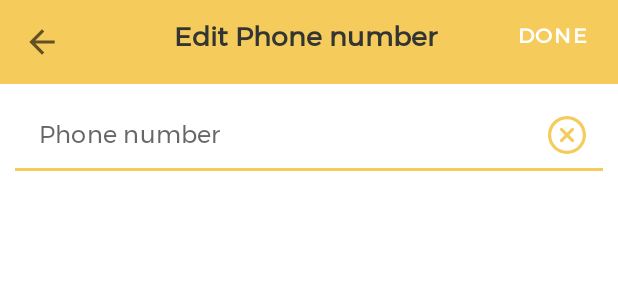
After one commit to alibek228k/aiturm, an Android app: the layout dialog_fragment_change_phone.xml on its own in the app's theme, with its tools: preview values and no code run, on a phone screen of 412 x 824 dp. The commit adds this screen. Shown: the top 300 px of the screen. Run offline under Robolectric (Android 15) with nearby library versions, the phone set to English and light mode, and no system bars; Roboto replaces fonts that are not available here.

Commit message:
edit phone number

```diff
--- a/app/src/main/java/kz/devs/aiturm/presentaiton/edit/ChangeGenderDialogFragment.java
+++ b/app/src/main/java/kz/devs/aiturm/presentaiton/edit/ChangeGenderDialogFragment.java
@@ -89,6 +89,7 @@ public class ChangeGenderDialogFragment extends DialogFragment {
         @SuppressLint("SetTextI18n")
         @Override
         public View onCreateView(LayoutInflater inflater, ViewGroup container, Bundle savedInstanceState) {
+            rootRef = FirebaseDatabase.getInstance().getReference();
             View view = inflater.inflate(R.layout.dialog_fragment_change_gender, container, false);
             getDialog().getWindow().requestFeature(Window.FEATURE_NO_TITLE);
 
--- /dev/null
+++ b/app/src/main/res/layout/dialog_fragment_change_phone.xml
@@ -0,0 +1,88 @@
+<?xml version="1.0" encoding="utf-8"?>
+<RelativeLayout
+    xmlns:android="http://schemas.android.com/apk/res/android"
+    xmlns:tools="http://schemas.android.com/tools"
+    xmlns:app="http://schemas.android.com/apk/res-auto"
+    android:layout_width="match_parent"
+    android:layout_height="match_parent"
+    tools:context="kz.devs.aiturm.presentaiton.edit.ChangeEmailDialog">
+    <RelativeLayout
+        android:id="@+id/change_phone_upper_page"
+        android:layout_width="match_parent"
+        android:layout_height="wrap_content"
+        android:background="@color/LogoYellow">
+
+        <ImageButton
+            android:id="@+id/change_phone_back_button"
+            android:layout_width="wrap_content"
+            android:layout_height="wrap_content"
+            android:layout_marginStart="10dp"
+            android:layout_marginTop="10dp"
+            android:layout_marginEnd="10dp"
+            android:layout_marginBottom="10dp"
+            android:background="@android:color/transparent"
+            android:padding="5dp"
+            android:src="@drawable/ic_arrow_back_" />
+
+        <TextView
+            android:layout_width="wrap_content"
+            android:layout_height="wrap_content"
+            android:layout_centerHorizontal="true"
+            android:layout_marginStart="10dp"
+            android:layout_marginTop="10dp"
+            android:layout_marginEnd="10dp"
+            android:layout_marginBottom="10dp"
+            android:text="Edit Phone number "
+            android:textColor="@color/jetBlack"
+            android:textSize="18sp"
+            android:textStyle="bold" />
+        <com.google.android.material.button.MaterialButton
+            android:id="@+id/change_phone_done_button"
+            android:layout_width="wrap_content"
+            android:layout_height="wrap_content"
+            android:layout_alignParentRight="true"
+            android:background="@android:color/transparent"
+            android:textColor="@color/white"
+            android:text="Done"
+            android:textSize="14sp"
+            android:textStyle="bold"/>
+    </RelativeLayout>
+    <com.google.android.material.textfield.TextInputLayout
+        android:id="@+id/change_phone_input_text"
+        android:layout_width="match_parent"
+        android:layout_height="wrap_content"
+        android:layout_margin="10dp"
+        android:layout_marginTop="10dp"
+        app:boxBackgroundMode="filled"
+        app:boxStrokeColor="@color/LogoYellow"
+        app:boxStrokeWidth="2dp"
+        android:layout_marginStart="10dp"
+        android:layout_marginEnd="10dp"
+        app:errorEnabled="true"
+        android:paddingBottom="10dp"
+        app:hintEnabled="false"
+        app:hintAnimationEnabled="false"
+        app:expandedHintEnabled="false"
+        app:textColor="@color/jetBlack"
+        app:endIconDrawable="@drawable/ic_close_icon"
+        app:endIconMode="custom"
+        app:counterTextColor="@color/LogoYellow"
+        app:endIconTint="@color/LogoYellow"
+        android:layout_below="@+id/change_phone_upper_page"
+        >
+        <com.google.android.material.textfield.TextInputEditText
+            android:id="@+id/enter_new_phone"
+            android:layout_width="match_parent"
+            android:layout_height="wrap_content"
+            android:backgroundTint="@android:color/transparent"
+            android:inputType="text"
+            android:paddingTop="5dp"
+            android:paddingBottom="5dp"
+            android:hint="Phone number"
+            android:textAlignment="textStart"
+            android:textColor="@color/jetBlack"
+            android:enabled="true"
+            />
+    </com.google.android.material.textfield.TextInputLayout>
+
+</RelativeLayout>
```
Also changed, not shown: app/src/main/java/kz/devs/aiturm/EditProfileDialogFragment.java (+32 -8 lines), app/src/main/java/kz/devs/aiturm/presentaiton/edit/ChangePhoneDialogFragment.java (added, +169 -0 lines), app/src/main/res/layout/fragment_edit_profile.xml (+27 -20 lines).
